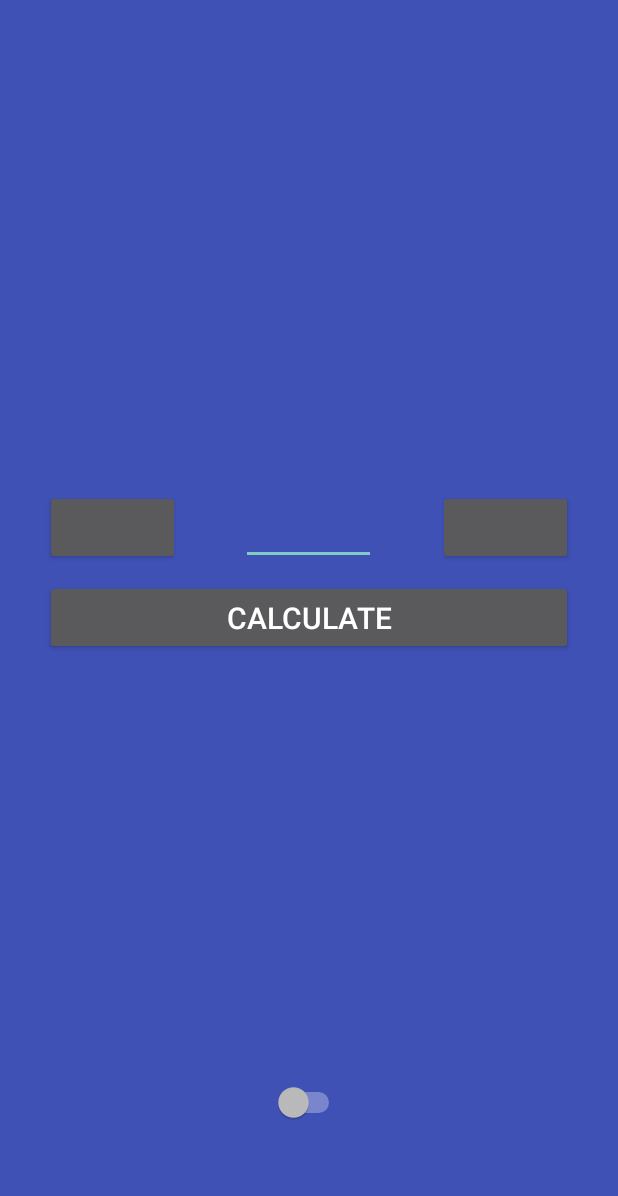
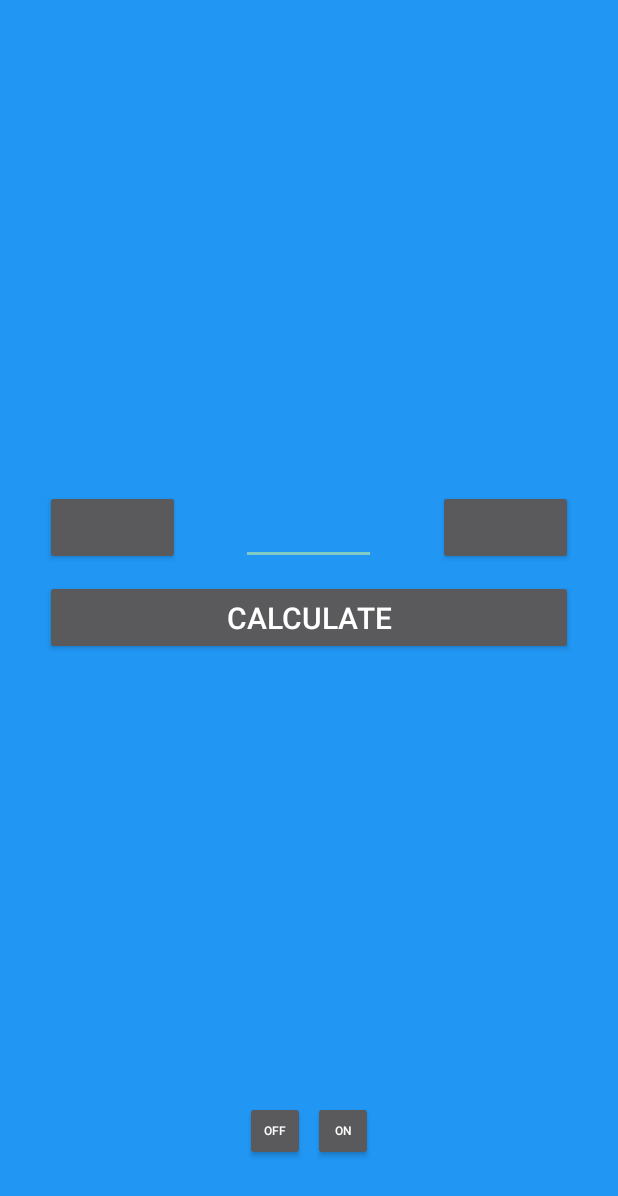
Before and after one commit to VolodymyrMitso/Homework_4, an Android app: the screen it shows after launch (MainActivity), on a phone screen of 412 x 824 dp. Shown: the top 1196 px of the screen. Run offline under Robolectric (Android 15) with nearby library versions, the phone set to English and light mode, and no system bars.

Commit message:
i think i got it

```diff
--- a/app/src/main/AndroidManifest.xml
+++ b/app/src/main/AndroidManifest.xml
@@ -6,7 +6,7 @@
         android:icon="@mipmap/ic_launcher"
         android:label="@string/app_name"
         android:supportsRtl="true"
-        android:theme="@style/AppTheme1">
+        android:theme="@style/thm_LightTheme">
 
         <activity
             android:name=".MainActivity"
--- a/app/src/main/java/mitso/v/homework_4/Constants.java
+++ b/app/src/main/java/mitso/v/homework_4/Constants.java
@@ -2,6 +2,7 @@ package mitso.v.homework_4;
 
 public final class Constants {
 
+    public static final int REQUEST_MAIN_ACTIVITY = 777;
     public static final int REQUEST_FIRST_ACTIVITY = 888;
     public static final int REQUEST_SECOND_ACTIVITY = 999;
 
--- a/app/src/main/java/mitso/v/homework_4/FirstActivity.java
+++ b/app/src/main/java/mitso/v/homework_4/FirstActivity.java
@@ -13,7 +13,9 @@ public class FirstActivity extends Activity implements View.OnClickListener {
     @Override
     protected void onCreate(Bundle savedInstanceState) {
         super.onCreate(savedInstanceState);
+        ThemesUtils.onActivityCreateSetTheme(this);
         setContentView(R.layout.first);
+
         findViewById(R.id.btn_OK_FA).setOnClickListener(this);
         mFirstNumber = (EditText) findViewById(R.id.et_InputField_FA);
     }
--- a/app/src/main/java/mitso/v/homework_4/MainActivity.java
+++ b/app/src/main/java/mitso/v/homework_4/MainActivity.java
@@ -6,34 +6,27 @@ import android.os.Bundle;
 import android.view.Gravity;
 import android.view.View;
 import android.widget.Button;
-import android.widget.CompoundButton;
 import android.widget.EditText;
-import android.widget.Switch;
 import android.widget.TextView;
 import android.widget.Toast;
 
-public class MainActivity extends Activity implements CompoundButton.OnCheckedChangeListener, View.OnClickListener {
+public class MainActivity extends Activity implements View.OnClickListener {
 
-    private static String firstNumberString = "";
-    private static String secondNumberString = "";
-
-    private static Button firstButton;
-    private static Button secondButton;
+    public static Button firstButton;
+    public static Button secondButton;
+    public static String firstNumberString = "";
+    public static String secondNumberString = "";
 
     public static EditText signEditText;
     public static TextView resultView;
-
-    Switch switchButton; // !!!
+    public static String signString = "";
+    public static String resultString = "";
 
     @Override
     protected void onCreate(Bundle savedInstanceState) {
         super.onCreate(savedInstanceState);
-        Utils.onActivityCreateSetTheme(this);
+        ThemesUtils.onActivityCreateSetTheme(this);
         setContentView(R.layout.main);
-
-        switchButton = (Switch) findViewById(R.id.sw_switchTheme_MA); // !!!
-        if (switchButton != null)
-            switchButton.setOnCheckedChangeListener(this);
 
         firstButton = (Button) findViewById(R.id.btn_FirstButton_MA);
         firstButton.setOnClickListener(this);
@@ -44,6 +37,11 @@ public class MainActivity extends Activity implements CompoundButton.OnCheckedCh
 
         resultView = (TextView) findViewById(R.id.tv_Result_MA);
         signEditText = (EditText) findViewById(R.id.et_Sign_MA);
+
+        findViewById(R.id.btn_LightTheme_MA).setOnClickListener(this);
+        findViewById(R.id.btn_DarkTheme_MA).setOnClickListener(this);
+
+        ThemesUtils.initViews();
     }
 
     @Override
@@ -57,6 +55,12 @@ public class MainActivity extends Activity implements CompoundButton.OnCheckedCh
                 break;
             case R.id.btn_Calculate_MA:
                 MainSupport.calculate(firstNumberString, secondNumberString, this);
+                break;
+            case R.id.btn_LightTheme_MA:
+                ThemesUtils.changeToTheme(this, ThemesUtils.THEME_LIGHT);
+                break;
+            case R.id.btn_DarkTheme_MA:
+                ThemesUtils.changeToTheme(this, ThemesUtils.THEME_DARK);
                 break;
         }
     }
@@ -93,15 +97,4 @@ public class MainActivity extends Activity implements CompoundButton.OnCheckedCh
             }
         }
     }
-
-    ////////////////////////////////////////////////////////////////////////////////////////////////
-
-    @Override
-    public void onCheckedChanged(CompoundButton buttonView, boolean isChecked) {
-        if (isChecked) {
-            Utils.changeToTheme(this, Utils.THEME_2);
-        } else {
-            Utils.changeToTheme(this, Utils.THEME_1);
-        }
-    }
 }
--- a/app/src/main/java/mitso/v/homework_4/MainSupport.java
+++ b/app/src/main/java/mitso/v/homework_4/MainSupport.java
@@ -23,6 +23,7 @@ public class MainSupport {
             showToast(Constants.WARNING_SECOND_EMPTY);
         } else {
             String sign = String.valueOf(MainActivity.signEditText.getText());
+            MainActivity.signString = sign;///////////////////////////////////////////////////////////////////////
             if (sign.isEmpty()) {
                 showToast(Constants.WARNING_SIGN_EMPTY);
             } else {
@@ -42,6 +43,7 @@ public class MainSupport {
                         result = d1 / d2;
                         result = new BigDecimal(result).setScale(2, RoundingMode.HALF_UP).doubleValue();
                     }
+                    MainActivity.resultString = String.valueOf(result); ////////////////////////////////////////////////////////
                     MainActivity.resultView.setText(String.valueOf(result));
                 }
             }
--- a/app/src/main/java/mitso/v/homework_4/SecondActivity.java
+++ b/app/src/main/java/mitso/v/homework_4/SecondActivity.java
@@ -13,7 +13,9 @@ public class SecondActivity extends Activity implements View.OnClickListener {
     @Override
     protected void onCreate(Bundle savedInstanceState) {
         super.onCreate(savedInstanceState);
+        ThemesUtils.onActivityCreateSetTheme(this);
         setContentView(R.layout.second);
+
         findViewById(R.id.btn_OK_SA).setOnClickListener(this);
         mSecondNumber = (EditText) findViewById(R.id.et_InputField_SA);
     }
--- /dev/null
+++ b/app/src/main/java/mitso/v/homework_4/ThemesUtils.java
@@ -0,0 +1,37 @@
+package mitso.v.homework_4;
+
+import android.app.Activity;
+import android.content.Intent;
+
+public class ThemesUtils {
+
+    private static int sTheme;
+
+    public final static int THEME_LIGHT = 1;
+    public final static int THEME_DARK = 2;
+
+    public static void changeToTheme(Activity activity, int theme) {
+        sTheme = theme;
+        activity.finish();
+        activity.startActivity(new Intent(activity, activity.getClass()));
+    }
+
+    public static void onActivityCreateSetTheme(Activity activity) {
+
+        switch (sTheme) {
+            case THEME_LIGHT:
+                activity.setTheme(R.style.thm_LightTheme);
+                break;
+            case THEME_DARK:
+                activity.setTheme(R.style.thm_DarkTheme);
+                break;
+        }
+    }
+
+    public static void initViews() {
+        MainActivity.firstButton.setText(MainActivity.firstNumberString);
+        MainActivity.secondButton.setText(MainActivity.secondNumberString);
+        MainActivity.signEditText.setText(MainActivity.signString);
+        MainActivity.resultView.setText(MainActivity.resultString);
+    }
+}
--- a/app/src/main/java/mitso/v/homework_4/Utils.java
+++ /dev/null
@@ -1,39 +0,0 @@
-package mitso.v.homework_4;
-
-import android.app.Activity;
-import android.content.Intent;
-
-
-public class Utils
-{
-    private static int sTheme;
-
-    public final static int THEME_1 = 1;
-    public final static int THEME_2 = 2;
-
-    /**
-     * Set the theme of the Activity, and restart it by creating a new Activity
-     * of the same type.
-     */
-    public static void changeToTheme(Activity activity, int theme)
-    {
-        sTheme = theme;
-        activity.finish();
-        activity.startActivity(new Intent(activity, activity.getClass()));
-    }
-
-    /** Set the theme of the activity, according to the configuration. */
-    public static void onActivityCreateSetTheme(Activity activity)
-    {
-        switch (sTheme)
-        {
-            default:
-            case THEME_1:
-                activity.setTheme(R.style.AppTheme1);
-                break;
-            case THEME_2:
-                activity.setTheme(R.style.AppTheme2);
-                break;
-        }
-    }
-}
--- a/app/src/main/res/layout/main.xml
+++ b/app/src/main/res/layout/main.xml
@@ -5,18 +5,6 @@
     android:layout_height="match_parent"
     android:paddingLeft="30dp"
     android:paddingRight="30dp">
-
-    <Switch
-        android:layout_width="wrap_content"
-        android:layout_height="wrap_content"
-
-        android:id="@+id/sw_switchTheme_MA"
-        android:textOn="ON"
-        android:textOff="OFF"
-
-        android:layout_centerHorizontal="true"
-        android:layout_alignParentBottom="true"
-        android:layout_marginBottom="75dp" />
 
     <Button
         style="@style/stl_bigButtonStyle"
@@ -66,4 +54,40 @@
         android:layout_marginTop="10dp"
         android:layout_centerHorizontal="true" />
 
+    <Space
+        android:layout_width="5dp"
+        android:layout_height="40dp"
+
+        android:id="@+id/v_space_MA"
+
+        android:layout_centerHorizontal="true"
+        android:layout_alignParentBottom="true"
+        android:layout_marginBottom="50dp" />
+
+    <Button
+        android:layout_width="40dp"
+        android:layout_height="40dp"
+
+        android:id="@+id/btn_DarkTheme_MA"
+        android:text="ON"
+        android:textSize="8sp"
+        android:gravity="center"
+
+        android:layout_alignTop="@id/v_space_MA"
+        android:layout_toRightOf="@id/v_space_MA"
+        android:layout_toEndOf="@id/v_space_MA" />
+
+    <Button
+        android:layout_width="40dp"
+        android:layout_height="40dp"
+
+        android:id="@+id/btn_LightTheme_MA"
+        android:text="OFF"
+        android:textSize="8sp"
+        android:gravity="center"
+
+        android:layout_alignTop="@id/v_space_MA"
+        android:layout_toLeftOf="@id/v_space_MA"
+        android:layout_toStartOf="@id/v_space_MA" />
+
 </RelativeLayout>
--- a/app/src/main/res/values/colors.xml
+++ b/app/src/main/res/values/colors.xml
@@ -1,5 +1,5 @@
 <?xml version="1.0" encoding="utf-8"?>
 <resources>
-    <color name="colorPrimary2">#3f51b5</color>
-    <color name="colorPrimary3">#00bcd4</color>
+    <color name="c_colorDark">#1a237e</color>
+    <color name="c_colorLight">#2196f3</color>
 </resources>
--- a/app/src/main/res/values/styles.xml
+++ b/app/src/main/res/values/styles.xml
@@ -1,11 +1,11 @@
 <resources>
 
-    <style name="AppTheme1" parent="Theme.AppCompat.NoActionBar">
-        <item name="android:colorBackground">@color/colorPrimary2</item>
+    <style name="thm_LightTheme" parent="Theme.AppCompat.NoActionBar">
+        <item name="android:colorBackground">@color/c_colorLight</item>
     </style>
 
-    <style name="AppTheme2" parent="Theme.AppCompat.NoActionBar">
-        <item name="android:colorBackground">@color/colorPrimary3</item>
+    <style name="thm_DarkTheme" parent="Theme.AppCompat.NoActionBar">
+        <item name="android:colorBackground">@color/c_colorDark</item>
     </style>
 
     <style name="stl_littleButtonStyle">
```
